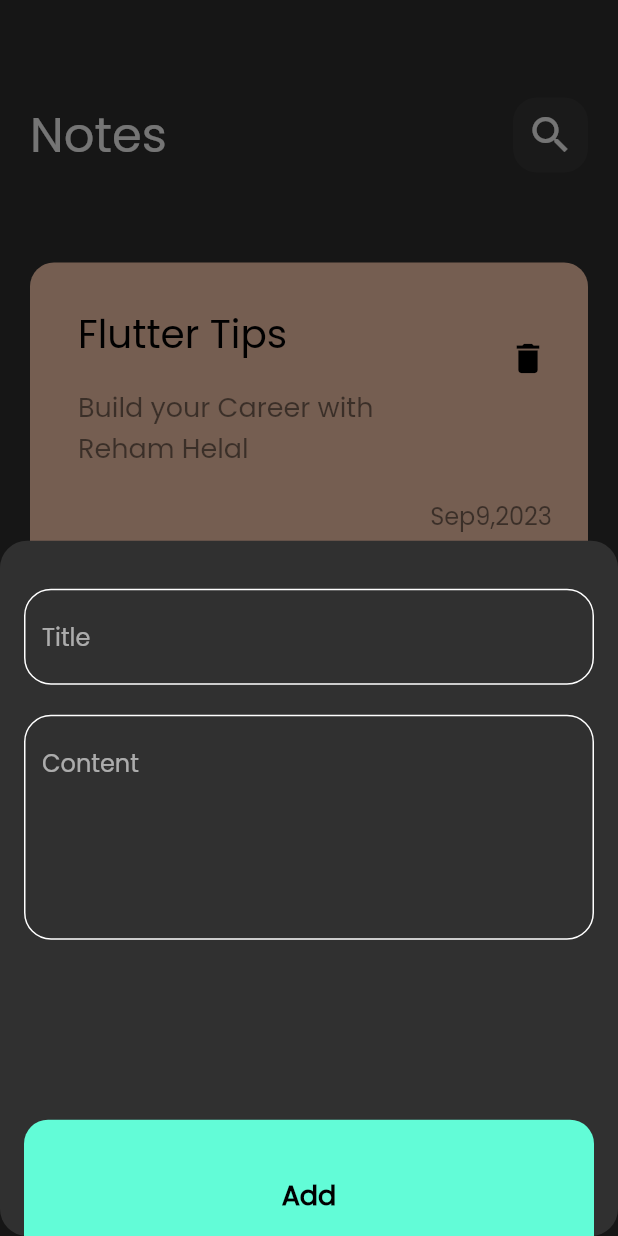
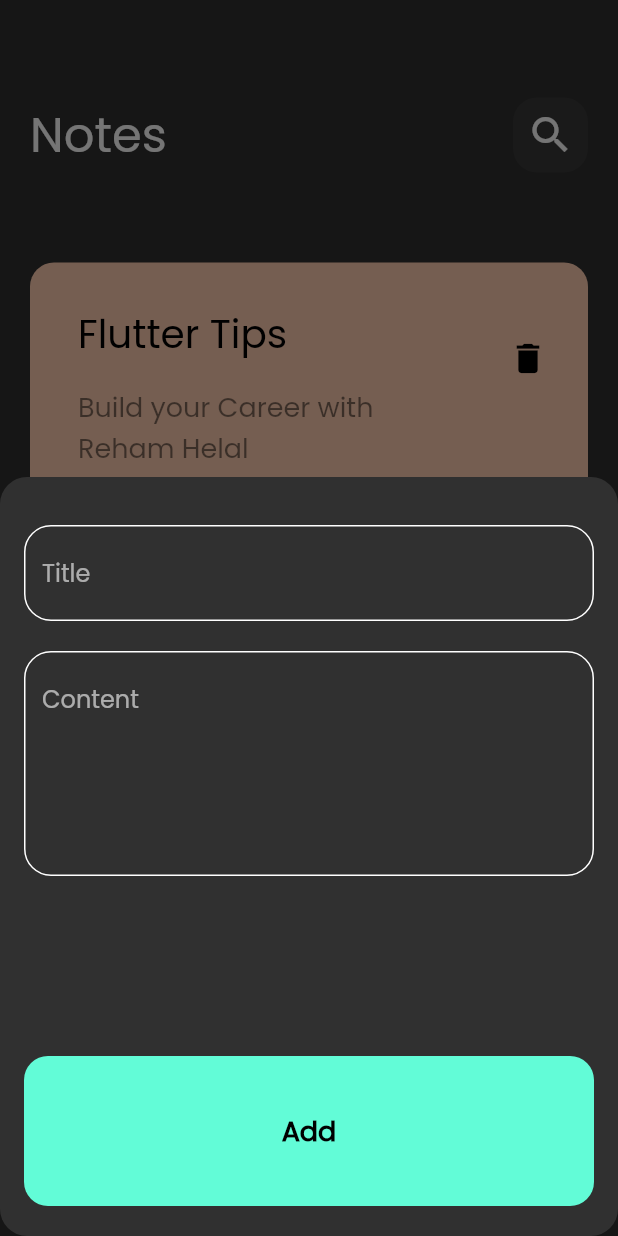
Before and after one commit to reham1414/notes_app, a Flutter app: the screen it shows after launch, after a tap on the "add" icon, on a phone screen of 412 x 824 dp. Run offline on Flutter 3.47's test engine with Material 2 defaults, Android fonts, the phone set to English and light mode, and no system bars; our stand-ins replace bloc, flutter_bloc, hive, hive_flutter; accounts and stored records are empty.

Commit message:
make bottom sheet scrollable

```diff
--- a/lib/views/screens/notes_view.dart
+++ b/lib/views/screens/notes_view.dart
@@ -12,6 +12,7 @@ class NotesView extends StatelessWidget {
       floatingActionButton: FloatingActionButton(
           onPressed: (){
             showModalBottomSheet(
+              isScrollControlled: true,
               shape: RoundedRectangleBorder(
                 borderRadius: BorderRadius.circular(18)
               ),
--- a/lib/views/widget/show_bottom_sheet.dart
+++ b/lib/views/widget/show_bottom_sheet.dart
@@ -24,9 +24,13 @@ class CustomBottomSheet extends StatelessWidget {
         builder: (context, state) {
           return AbsorbPointer(
             absorbing: state is AddNoteLoading ? true : false,
-            child: const Padding(
-              padding: EdgeInsets.symmetric(horizontal: 16),
-              child: SingleChildScrollView(
+            child:  Padding(
+              padding: EdgeInsets.only(
+                left: 16,
+                right:16,
+                bottom: MediaQuery.of(context).viewInsets.bottom
+              ),
+              child: const SingleChildScrollView(
 
                 child: NoteForm(),),
             ),
```
